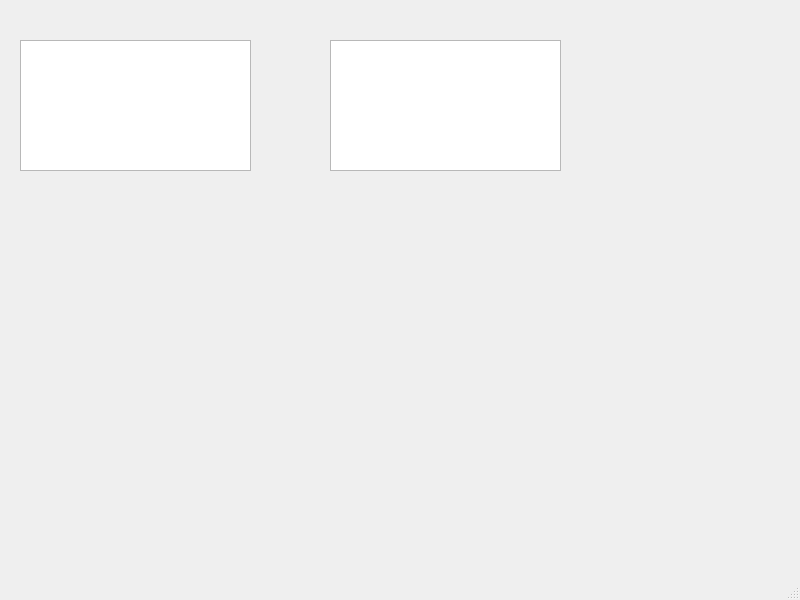
Old version of the form gcc/leetcode/list/q024/q024.ui in the repository odys-z/hello.
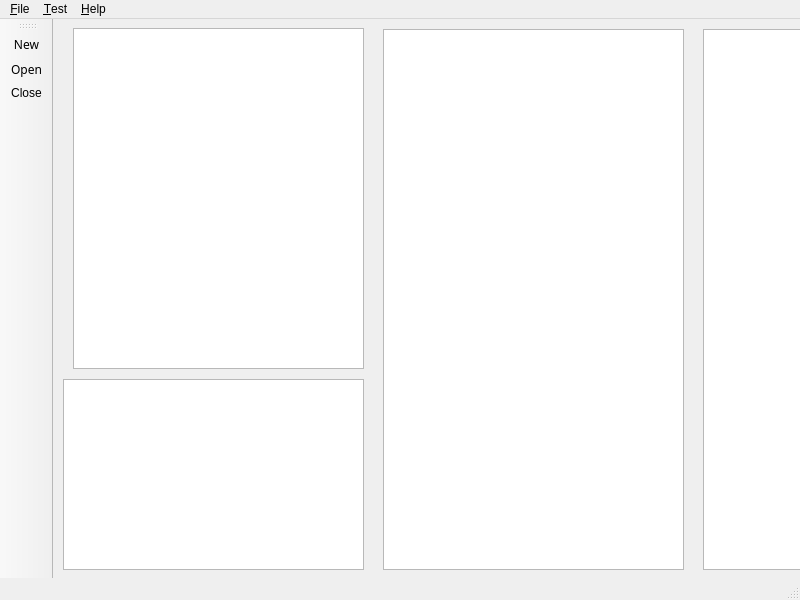
New version of the form. Icons and pictures are not drawn.

Patch:
```diff
--- a/gcc/leetcode/list/q024/q024.ui
+++ b/gcc/leetcode/list/q024/q024.ui
@@ -17,10 +17,10 @@
    <widget class="QPlainTextEdit" name="plainLeft">
     <property name="geometry">
      <rect>
-      <x>20</x>
-      <y>40</y>
-      <width>231</width>
-      <height>131</height>
+      <x>10</x>
+      <y>360</y>
+      <width>301</width>
+      <height>191</height>
      </rect>
     </property>
     <property name="cursor" stdset="0">
@@ -31,9 +31,9 @@
     <property name="geometry">
      <rect>
       <x>330</x>
-      <y>40</y>
-      <width>231</width>
-      <height>131</height>
+      <y>10</y>
+      <width>301</width>
+      <height>541</height>
      </rect>
     </property>
     <property name="cursor" stdset="0">
@@ -43,6 +43,26 @@
      <bool>true</bool>
     </property>
    </widget>
+   <widget class="QPlainTextEdit" name="plainUp">
+    <property name="geometry">
+     <rect>
+      <x>20</x>
+      <y>9</y>
+      <width>291</width>
+      <height>341</height>
+     </rect>
+    </property>
+   </widget>
+   <widget class="QTextEdit" name="textEdit">
+    <property name="geometry">
+     <rect>
+      <x>650</x>
+      <y>10</y>
+      <width>104</width>
+      <height>541</height>
+     </rect>
+    </property>
+   </widget>
   </widget>
   <widget class="QMenuBar" name="menubar">
    <property name="geometry">
@@ -53,8 +73,104 @@
      <height>22</height>
     </rect>
    </property>
+   <widget class="QMenu" name="menu_file">
+    <property name="title">
+     <string>&amp;File</string>
+    </property>
+    <addaction name="actNew"/>
+    <addaction name="actOpen"/>
+    <addaction name="actClose"/>
+   </widget>
+   <widget class="QMenu" name="menu_Help">
+    <property name="title">
+     <string>&amp;Help</string>
+    </property>
+   </widget>
+   <widget class="QMenu" name="menuTest">
+    <property name="title">
+     <string>&amp;Test</string>
+    </property>
+    <addaction name="actRun"/>
+    <addaction name="actCases"/>
+   </widget>
+   <addaction name="menu_file"/>
+   <addaction name="menuTest"/>
+   <addaction name="menu_Help"/>
   </widget>
   <widget class="QStatusBar" name="statusbar"/>
+  <widget class="QToolBar" name="toolBar">
+   <property name="windowTitle">
+    <string>toolBar</string>
+   </property>
+   <attribute name="toolBarArea">
+    <enum>LeftToolBarArea</enum>
+   </attribute>
+   <attribute name="toolBarBreak">
+    <bool>false</bool>
+   </attribute>
+   <addaction name="actNew"/>
+   <addaction name="actOpen"/>
+   <addaction name="actClose"/>
+  </widget>
+  <action name="actNew">
+   <property name="icon">
+    <iconset resource="ico.qrc">
+     <normaloff>:/actions/imgs/favicon.ico</normaloff>:/actions/imgs/favicon.ico</iconset>
+   </property>
+   <property name="text">
+    <string>New</string>
+   </property>
+   <property name="toolTip">
+    <string>new session</string>
+   </property>
+   <property name="font">
+    <font>
+     <family>Sans Serif</family>
+    </font>
+   </property>
+   <property name="shortcut">
+    <string>Ctrl+N</string>
+   </property>
+  </action>
+  <action name="actOpen">
+   <property name="icon">
+    <iconset resource="ico.qrc">
+     <normaloff>:/actions/imgs/arrow_up.png</normaloff>:/actions/imgs/arrow_up.png</iconset>
+   </property>
+   <property name="text">
+    <string>Open</string>
+   </property>
+   <property name="font">
+    <font>
+     <family>Sans Serif</family>
+    </font>
+   </property>
+   <property name="shortcut">
+    <string>Ctrl+O</string>
+   </property>
+  </action>
+  <action name="actClose">
+   <property name="icon">
+    <iconset resource="ico.qrc">
+     <normaloff>:/actions/imgs/arrow_down.png</normaloff>:/actions/imgs/arrow_down.png</iconset>
+   </property>
+   <property name="text">
+    <string>Close</string>
+   </property>
+   <property name="shortcut">
+    <string>Ctrl+Q</string>
+   </property>
+  </action>
+  <action name="actRun">
+   <property name="text">
+    <string>&amp;Run</string>
+   </property>
+  </action>
+  <action name="actCases">
+   <property name="text">
+    <string>&amp;Cases</string>
+   </property>
+  </action>
  </widget>
  <resources/>
  <connections/>
```
Left out of the diff: 6 changed lines with no effect on the pictures.
